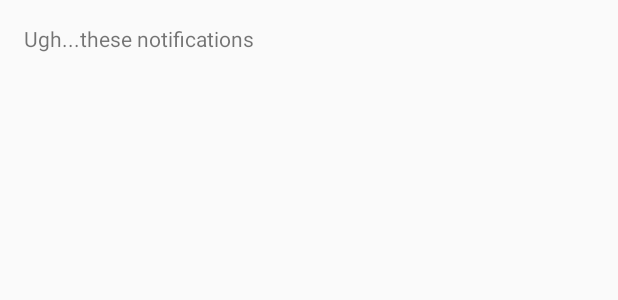
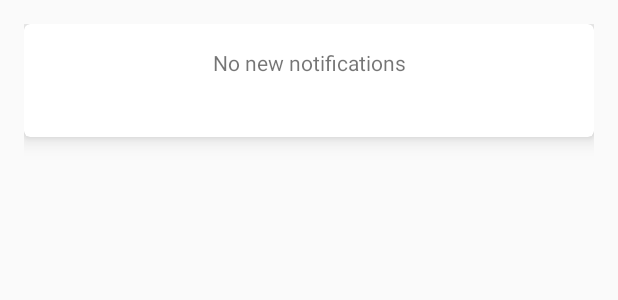
Before and after one commit to acroutworst/community-android, an Android app: the layout fragment_notif.xml on its own in the app's theme, with its tools: preview values and no code run, on a phone screen of 412 x 824 dp. Shown: the top 300 px of the screen. Run offline under Robolectric (Android 15) with nearby library versions, the phone set to English and light mode, and no system bars.

```diff
--- a/app/src/main/java/com/android/community/CardAdapter.java
+++ b/app/src/main/java/com/android/community/CardAdapter.java
@@ -29,7 +29,7 @@ public class CardAdapter extends EpoxyAdapter {
 				.caption(R.string.meetup_header_subtitle);
 
 		addModels(
-				headerModel
+				headerModel.hide()
 		);
 	}
 
--- a/app/src/main/java/com/android/community/GridAdapter.java
+++ b/app/src/main/java/com/android/community/GridAdapter.java
@@ -51,7 +51,7 @@ public class GridAdapter extends EpoxyAdapter {
         .clickListener(onChangeColorsClicked);
 
     addModels(
-        headerModel,
+        headerModel.hide(),
         addButton.hide(),
         clearButton.hide(),
         shuffleButton.hide(),
--- a/app/src/main/res/layout/fragment_notif.xml
+++ b/app/src/main/res/layout/fragment_notif.xml
@@ -1,4 +1,4 @@
-<FrameLayout xmlns:android="http://schemas.android.com/apk/res/android"
+<RelativeLayout xmlns:android="http://schemas.android.com/apk/res/android"
     xmlns:tools="http://schemas.android.com/tools"
     android:layout_width="match_parent"
     android:layout_height="match_parent"
@@ -8,9 +8,32 @@
     android:paddingTop="@dimen/activity_vertical_margin"
     tools:context="com.android.community.fragment.NotifFragment">
 
-    <TextView
+    <!-- A CardView that contains a TextView -->
+    <android.support.v7.widget.CardView
+        xmlns:card_view="http://schemas.android.com/apk/res-auto"
+        android:id="@+id/card_view"
+        android:layout_gravity="center"
         android:layout_width="match_parent"
-        android:layout_height="match_parent"
-        android:text="Ugh...these notifications" />
+        android:layout_height="75dp"
+        android:paddingBottom="@dimen/activity_vertical_margin"
+        android:paddingLeft="@dimen/activity_horizontal_margin"
+        android:paddingRight="@dimen/activity_horizontal_margin"
+        android:paddingTop="@dimen/activity_vertical_margin"
+        android:gravity="center_horizontal"
+        card_view:cardElevation="8dp"
+        card_view:cardMaxElevation="8dp"
+        card_view:cardCornerRadius="4dp">
 
-</FrameLayout>
+        <TextView
+            android:id="@+id/section_label"
+            android:layout_width="match_parent"
+            android:layout_height="wrap_content"
+            android:gravity="center"
+            android:paddingBottom="@dimen/activity_vertical_margin"
+            android:paddingLeft="@dimen/activity_horizontal_margin"
+            android:paddingRight="@dimen/activity_horizontal_margin"
+            android:paddingTop="@dimen/activity_vertical_margin"
+            android:text="No new notifications"/>
+    </android.support.v7.widget.CardView>
+
+</RelativeLayout>
```
Also changed, not shown: app/src/main/java/com/android/community/CommunityService.java (added, +31 -0 lines), app/src/main/java/com/android/community/HomeActivity.java (+114 -6 lines), app/src/main/java/com/android/community/authentication/Communicator.java (+5 -37 lines), app/src/main/java/com/android/community/models/Community.java (added, +40 -0 lines).
